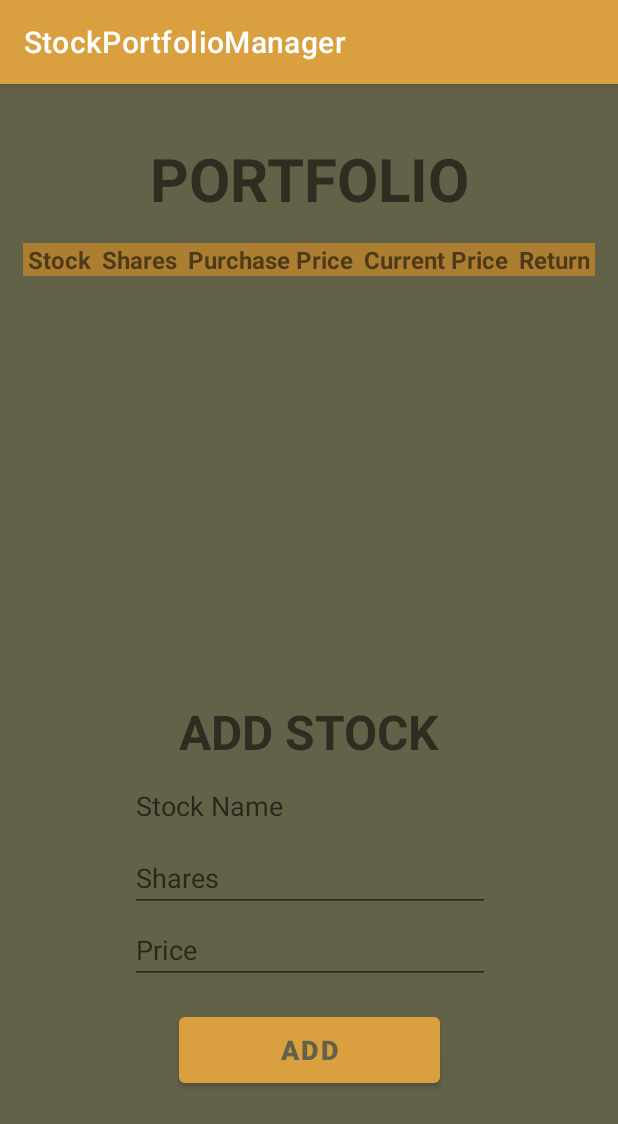
After one commit to FerdiFerdif/personal-stock-portfolio-manager, an Android app: the PortfolioActivity screen opened directly, with no data from a screen before it, on a phone screen of 412 x 824 dp. The commit adds this screen. Shown: the top 1124 px of the screen. Run offline under Robolectric (Android 15) with nearby library versions, the phone set to English and light mode, and no system bars; our stand-ins replace Firebase (no records; nobody signed in at launch, a user with empty details on screens opened directly).

Commit message:
Added saving tables & loading tables, creating new documents

```diff
--- a/app/src/main/AndroidManifest.xml
+++ b/app/src/main/AndroidManifest.xml
@@ -10,6 +10,7 @@
         android:supportsRtl="true"
         android:theme="@style/Theme.StockPortfolioManager">
         <activity android:name=".SettingsActivity" />
+        <activity android:name=".PortfolioActivity"></activity>
         <activity android:name=".RegisterActivity" />
         <activity android:name=".LoginActivity" />
         <activity android:name=".MainActivity" />
--- /dev/null
+++ b/app/src/main/res/layout/activity_portfolio.xml
@@ -0,0 +1,167 @@
+<?xml version="1.0" encoding="utf-8"?>
+<androidx.constraintlayout.widget.ConstraintLayout xmlns:android="http://schemas.android.com/apk/res/android"
+    xmlns:app="http://schemas.android.com/apk/res-auto"
+    xmlns:tools="http://schemas.android.com/tools"
+    android:layout_width="match_parent"
+    android:layout_height="match_parent"
+    android:background="@color/colorSecondary"
+    android:orientation="vertical"
+    tools:context=".PortfolioActivity">
+
+
+    <EditText
+        android:id="@+id/stockNameField"
+        android:layout_width="240dp"
+        android:layout_height="40dp"
+        android:layout_marginTop="8dp"
+        android:ems="10"
+        android:hint="Stock Name"
+        android:inputType="text"
+        app:layout_constraintEnd_toEndOf="parent"
+        app:layout_constraintHorizontal_bias="0.503"
+        app:layout_constraintStart_toStartOf="parent"
+        app:layout_constraintTop_toBottomOf="@+id/textView5" />
+
+    <EditText
+        android:id="@+id/sharesNumberField"
+        android:layout_width="240dp"
+        android:layout_height="40dp"
+        android:layout_marginTop="8dp"
+        android:ems="10"
+        android:hint="Shares"
+        android:inputType="number"
+        app:layout_constraintEnd_toEndOf="parent"
+        app:layout_constraintHorizontal_bias="0.504"
+        app:layout_constraintStart_toStartOf="parent"
+        app:layout_constraintTop_toBottomOf="@+id/stockNameField" />
+
+    <EditText
+        android:id="@+id/priceNumberField"
+        android:layout_width="240dp"
+        android:layout_height="40dp"
+        android:layout_marginTop="8dp"
+        android:ems="10"
+        android:hint="Price"
+        android:inputType="none|number"
+        app:layout_constraintEnd_toEndOf="parent"
+        app:layout_constraintHorizontal_bias="0.504"
+        app:layout_constraintStart_toStartOf="parent"
+        app:layout_constraintTop_toBottomOf="@+id/sharesNumberField" />
+
+    <TableLayout
+        android:id="@+id/tableLayout"
+        android:layout_width="381dp"
+        android:layout_height="296dp"
+        android:layout_marginTop="24dp"
+        app:layout_constraintEnd_toEndOf="parent"
+        app:layout_constraintStart_toStartOf="parent"
+        app:layout_constraintTop_toBottomOf="@+id/textView4">
+
+        <TableRow
+            android:id="@+id/header"
+            android:layout_width="match_parent"
+            android:layout_height="match_parent"
+            android:layout_weight="0">
+
+            <TextView
+                android:id="@+id/textView24"
+                android:layout_width="wrap_content"
+                android:layout_height="wrap_content"
+                android:layout_weight=".25"
+                android:background="@color/colorPrimaryVariant"
+                android:text="Stock"
+                android:textAlignment="center"
+                android:textSize="16dp"
+                android:textStyle="bold" />
+
+            <TextView
+                android:id="@+id/textView23"
+                android:layout_width="wrap_content"
+                android:layout_height="wrap_content"
+                android:layout_weight=".25"
+                android:background="@color/colorPrimaryVariant"
+                android:text="Shares"
+                android:textAlignment="center"
+                android:textSize="16dp"
+                android:textStyle="bold" />
+
+            <TextView
+                android:id="@+id/textView21"
+                android:layout_width="wrap_content"
+                android:layout_height="wrap_content"
+                android:layout_weight=".25"
+                android:background="@color/colorPrimaryVariant"
+                android:text="Purchase Price"
+                android:textAlignment="center"
+                android:textSize="16dp"
+                android:textStyle="bold" />
+
+            <TextView
+                android:id="@+id/textView27"
+                android:layout_width="wrap_content"
+                android:layout_height="wrap_content"
+                android:layout_weight=".25"
+                android:background="@color/colorPrimaryVariant"
+                android:text="Current Price"
+                android:textAlignment="center"
+                android:textSize="16dp"
+                android:textStyle="bold" />
+
+            <TextView
+                android:id="@+id/textView25"
+                android:layout_width="wrap_content"
+                android:layout_height="wrap_content"
+                android:layout_weight=".25"
+                android:background="@color/colorPrimaryVariant"
+                android:text="Return"
+                android:textAlignment="center"
+                android:textSize="16dp"
+                android:textStyle="bold" />
+
+        </TableRow>
+
+
+    </TableLayout>
+
+    <TextView
+        android:id="@+id/textView4"
+        android:layout_width="391dp"
+        android:layout_height="46dp"
+        android:layout_marginTop="36dp"
+        android:text="Portfolio"
+        android:textAlignment="center"
+        android:textAllCaps="true"
+        android:textSize="40dp"
+        android:textStyle="bold"
+        app:layout_constraintEnd_toEndOf="parent"
+        app:layout_constraintStart_toStartOf="parent"
+        app:layout_constraintTop_toTopOf="parent" />
+
+    <TextView
+        android:id="@+id/textView5"
+        android:layout_width="391dp"
+        android:layout_height="46dp"
+        android:layout_marginTop="8dp"
+        android:text="Add Stock"
+        android:textAlignment="center"
+        android:textAllCaps="true"
+        android:textSize="32dp"
+        android:textStyle="bold"
+        app:layout_constraintEnd_toEndOf="parent"
+        app:layout_constraintHorizontal_bias="0.505"
+        app:layout_constraintStart_toStartOf="parent"
+        app:layout_constraintTop_toBottomOf="@+id/tableLayout" />
+
+    <Button
+        android:id="@+id/addPortfolioButton"
+        android:layout_width="174dp"
+        android:layout_height="56dp"
+        android:layout_marginTop="16dp"
+        android:text="ADD"
+        android:textColor="@color/colorSecondary"
+        android:textSize="18dp"
+        android:textStyle="bold"
+        app:layout_constraintEnd_toEndOf="parent"
+        app:layout_constraintStart_toStartOf="parent"
+        app:layout_constraintTop_toBottomOf="@+id/priceNumberField" />
+</androidx.constraintlayout.widget.ConstraintLayout>
```
Also changed, not shown: app/src/main/java/com/example/stockportfoliomanager/MainActivity.kt (+4 -10 lines), app/src/main/java/com/example/stockportfoliomanager/PortfolioActivity.kt (added, +186 -0 lines), app/src/main/res/layout/activity_main.xml (+16 -1 lines).
